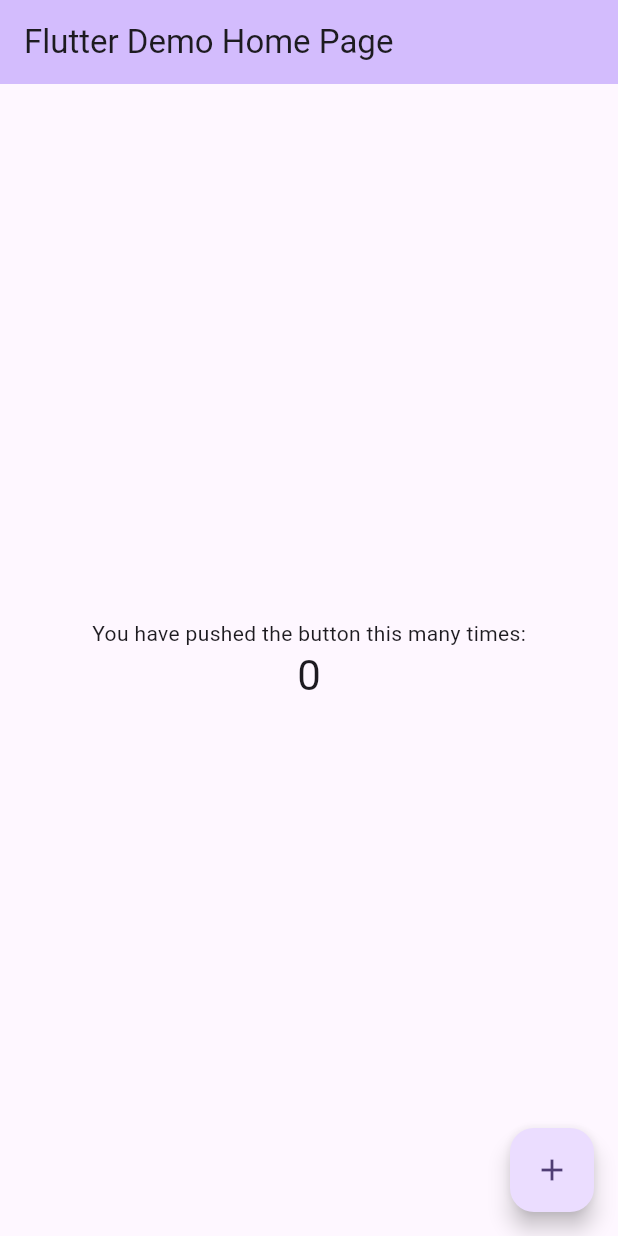
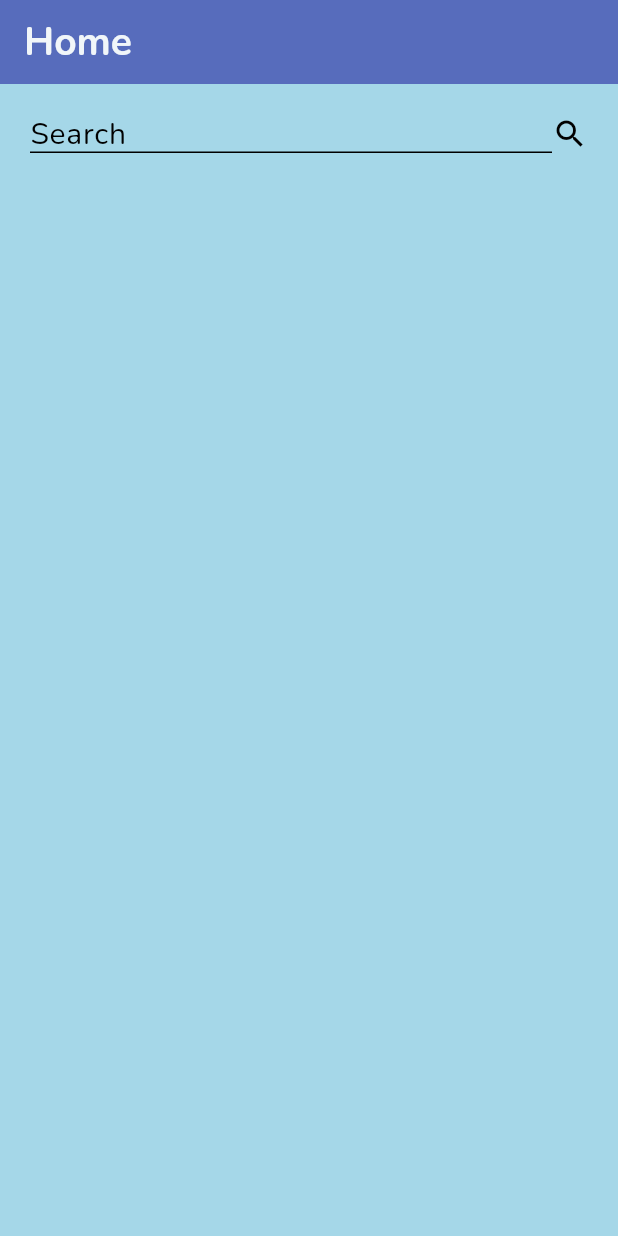
Before and after one commit to DonatOtvosDev/MyNotesApp, a Flutter app: the screen it shows after launch, on a phone screen of 412 x 824 dp. Run offline on Flutter 3.47's test engine with Material 2 defaults, Android fonts, the phone set to English and light mode, and no system bars.

Commit message:
starting the app

```diff
--- a/lib/main.dart
+++ b/lib/main.dart
@@ -1,4 +1,6 @@
 import 'package:flutter/material.dart';
+
+import 'package:my_notes/screens/home.dart';
 
 void main() {
   runApp(const MyApp());
@@ -8,118 +10,38 @@ class MyApp extends StatelessWidget {
   const MyApp({super.key});
 
   // This widget is the root of your application.
+  //https://colorhunt.co/palette/0b244719376d576cbca5d7e8
   @override
   Widget build(BuildContext context) {
     return MaterialApp(
-      title: 'Flutter Demo',
+      title: 'MyNotesApp',
       theme: ThemeData(
-        // This is the theme of your application.
-        //
-        // TRY THIS: Try running your application with "flutter run". You'll see
-        // the application has a blue toolbar. Then, without quitting the app,
-        // try changing the seedColor in the colorScheme below to Colors.green
-        // and then invoke "hot reload" (save your changes or press the "hot
-        // reload" button in a Flutter-supported IDE, or press "r" if you used
-        // the command line to start the app).
-        //
-        // Notice that the counter didn't reset back to zero; the application
-        // state is not lost during the reload. To reset the state, use hot
-        // restart instead.
-        //
-        // This works for code too, not just values: Most code changes can be
-        // tested with just a hot reload.
-        colorScheme: ColorScheme.fromSeed(seedColor: Colors.deepPurple),
+        colorScheme: const ColorScheme(
+          primary: Color.fromRGBO(25, 55, 109, 1),
+          secondary: Color.fromRGBO(87, 108, 188, 1),
+          surface: Color.fromRGBO(165, 215, 232, 1),
+          background: Color.fromRGBO(25, 55, 109, 1),
+          error: Colors.red,
+          onPrimary: Colors.black54,
+          onSecondary: Colors.black38,
+          onSurface: Colors.black,
+          onBackground: Colors.black,
+          onError: Colors.grey,
+          brightness: Brightness.dark,
+        ),
+        textTheme: const TextTheme(
+            bodyMedium: TextStyle(color: Color.fromRGBO(241, 246, 249, 1), fontSize: 16)),
+        appBarTheme: const AppBarTheme(
+            backgroundColor: Color.fromRGBO(87, 108, 188, 1),
+            titleTextStyle: TextStyle(
+                color: Color.fromRGBO(241, 246, 249, 1),
+                fontSize: 26,
+                fontWeight: FontWeight.bold,
+                fontFamily: 'Nunito')),
+        fontFamily: 'Nunito',
         useMaterial3: true,
       ),
-      home: const MyHomePage(title: 'Flutter Demo Home Page'),
+      home: const HomeScreen(),
     );
   }
 }
-
-class MyHomePage extends StatefulWidget {
-  const MyHomePage({super.key, required this.title});
-
-  // This widget is the home page of your application. It is stateful, meaning
-  // that it has a State object (defined below) that contains fields that affect
-  // how it looks.
-
-  // This class is the configuration for the state. It holds the values (in this
-  // case the title) provided by the parent (in this case the App widget) and
-  // used by the build method of the State. Fields in a Widget subclass are
-  // always marked "final".
-
-  final String title;
-
-  @override
-  State<MyHomePage> createState() => _MyHomePageState();
-}
-
-class _MyHomePageState extends State<MyHomePage> {
-  int _counter = 0;
-
-  void _incrementCounter() {
-    setState(() {
-      // This call to setState tells the Flutter framework that something has
-      // changed in this State, which causes it to rerun the build method below
-      // so that the display can reflect the updated values. If we changed
-      // _counter without calling setState(), then the build method would not be
-      // called again, and so nothing would appear to happen.
-      _counter++;
-    });
-  }
-
-  @override
-  Widget build(BuildContext context) {
-    // This method is rerun every time setState is called, for instance as done
-    // by the _incrementCounter method above.
-    //
-    // The Flutter framework has been optimized to make rerunning build methods
-    // fast, so that you can just rebuild anything that needs updating rather
-    // than having to individually change instances of widgets.
-    return Scaffold(
-      appBar: AppBar(
-        // TRY THIS: Try changing the color here to a specific color (to
-        // Colors.amber, perhaps?) and trigger a hot reload to see the AppBar
-        // change color while the other colors stay the same.
-        backgroundColor: Theme.of(context).colorScheme.inversePrimary,
-        // Here we take the value from the MyHomePage object that was created by
-        // the App.build method, and use it to set our appbar title.
-        title: Text(widget.title),
-      ),
-      body: Center(
-        // Center is a layout widget. It takes a single child and positions it
-        // in the middle of the parent.
-        child: Column(
-          // Column is also a layout widget. It takes a list of children and
-          // arranges them vertically. By default, it sizes itself to fit its
-          // children horizontally, and tries to be as tall as its parent.
-          //
-          // Column has various properties to control how it sizes itself and
-          // how it positions its children. Here we use mainAxisAlignment to
-          // center the children vertically; the main axis here is the vertical
-          // axis because Columns are vertical (the cross axis would be
-          // horizontal).
-          //
-          // TRY THIS: Invoke "debug painting" (choose the "Toggle Debug Paint"
-          // action in the IDE, or press "p" in the console), to see the
-          // wireframe for each widget.
-          mainAxisAlignment: MainAxisAlignment.center,
-          children: <Widget>[
-            const Text(
-              'You have pushed the button this many times:',
-            ),
-            Text(
-              '$_counter',
-              style: Theme.of(context).textTheme.headlineMedium,
-            ),
-          ],
-        ),
-      ),
-      floatingActionButton: FloatingActionButton(
-        onPressed: _incrementCounter,
-        tooltip: 'Increment',
-        child: const Icon(Icons.add),
-      ), // This trailing comma makes auto-formatting nicer for build methods.
-    );
-  }
-}
--- /dev/null
+++ b/lib/screens/home.dart
@@ -0,0 +1,15 @@
+import 'package:flutter/material.dart';
+
+import 'package:my_notes/widgets/search_field.dart';
+
+class HomeScreen extends StatelessWidget {
+  const HomeScreen({super.key});
+
+  @override
+  Widget build(BuildContext context) {
+    return Scaffold(
+      appBar: AppBar(title: const Text("Home")),
+      body: const Column(children: [NoteSearchField()]),
+    );
+  }
+}
--- /dev/null
+++ b/lib/widgets/my_app_bar.dart
@@ -0,0 +1,26 @@
+import 'package:flutter/material.dart';
+
+class MyAppBar extends StatelessWidget implements PreferredSizeWidget {
+  final AppBar appbar;
+  const MyAppBar({required this.appbar, super.key});
+
+  @override
+  Size get preferredSize => appbar.preferredSize;
+
+  @override
+  Widget build(BuildContext context) {
+    return AppBar(
+      title: const Text("Home"),
+      actions : [ Container(
+          child: Row(mainAxisAlignment: MainAxisAlignment.end, children: [
+            Expanded(child: TextField(
+
+            )),
+            Icon(Icons.search)
+          ]),
+        ) ,]
+
+
+    );
+  }
+}
--- /dev/null
+++ b/lib/widgets/search_field.dart
@@ -0,0 +1,22 @@
+import 'package:flutter/material.dart';
+
+class NoteSearchField extends StatelessWidget {
+  const NoteSearchField({super.key});
+
+  @override
+  Widget build(BuildContext context) {
+    return Container(
+      height: 50,
+      width: MediaQuery.of(context).size.width,
+      margin: const EdgeInsets.all(8),
+      padding: const EdgeInsets.all(12),
+      decoration: BoxDecoration(
+          borderRadius: BorderRadius.circular(20),
+          color: Theme.of(context).colorScheme.surface),
+      child: const Row(children: [
+        Expanded(child:TextField(decoration: InputDecoration(label: Text("Search"), labelStyle: TextStyle(fontSize: 20, color: Colors.black), border: UnderlineInputBorder(borderSide: BorderSide(width: 3))))),
+        Icon(Icons.search, color: Colors.black,)
+      ]),
+    );
+  }
+}
```
Also changed, not shown: pubspec.yaml (+7 -6 lines), assets/fonts/Nunito-Bold.ttf (added), assets/fonts/Nunito-Regular.ttf (added).
